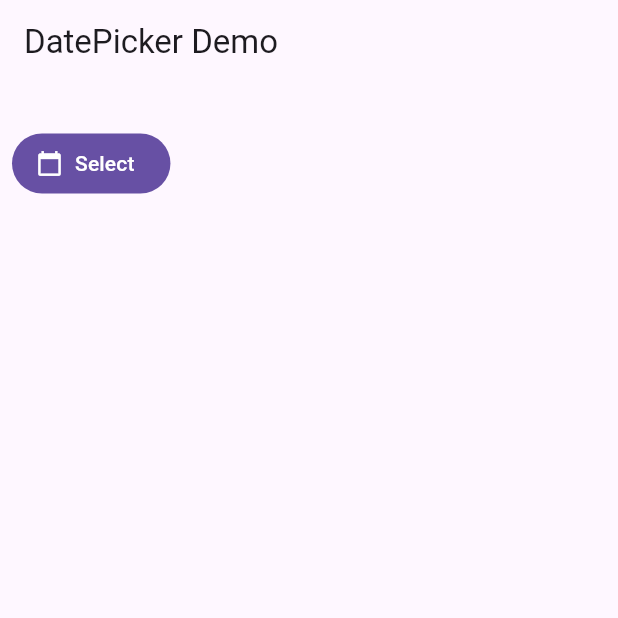
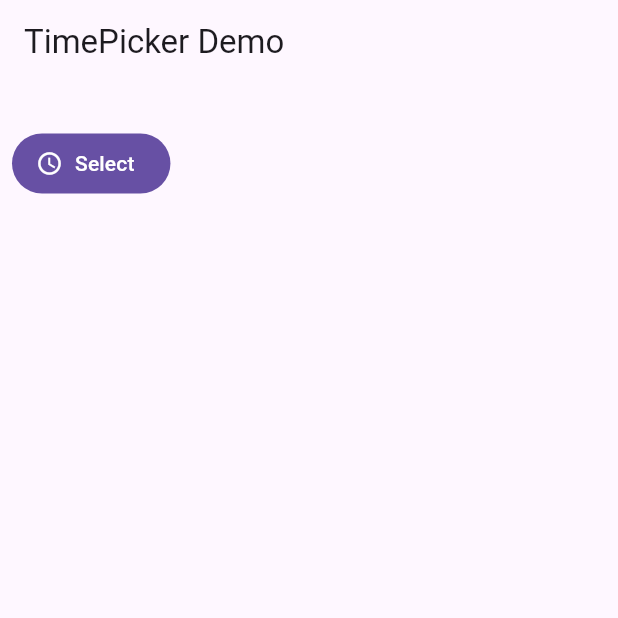
Before and after one commit to Mondanai/App, a Flutter app: the screen it shows after launch, on a phone screen of 412 x 824 dp, the top half of it. Run offline on Flutter 3.47's test engine with Material 3 defaults, Android fonts, the light colour scheme and no system bars.

Commit message:
timepickerdemo

```diff
--- a/lib/main.dart
+++ b/lib/main.dart
@@ -1,7 +1,8 @@
 import 'package:flutter/material.dart';
-import 'package:flutter_application_week5/week7/datepickerdemo.dart';
+import 'package:flutter_application_week5/week7/timepickerdemo.dart';
+
 
 
 void main() {
-  runApp(MaterialApp(debugShowCheckedModeBanner: false, home: DatePickerDemo()));
+  runApp(MaterialApp(debugShowCheckedModeBanner: false, home: TimePickerDemo()));
 }
--- /dev/null
+++ b/lib/week7/timepickerdemo.dart
@@ -0,0 +1,51 @@
+import 'package:flutter/material.dart';
+
+
+class TimePickerDemo extends StatefulWidget {
+  const TimePickerDemo({super.key});
+
+
+  @override
+  State<TimePickerDemo> createState() => _TimePickerDemoState();
+}
+
+
+class _TimePickerDemoState extends State<TimePickerDemo> {
+  String _time = '';
+
+
+  void selectTime() async {
+    TimeOfDay? td = await showTimePicker(
+      context: context,
+      initialTime: TimeOfDay.now(),
+    );
+    if (td != null) {
+      setState(() {
+        _time = '${td.hour}:${td.minute}';
+      });
+    }
+  }
+
+
+  @override
+  Widget build(BuildContext context) {
+    return Scaffold(
+      appBar: AppBar(
+        title: const Text('TimePicker Demo'),
+      ),
+      body: Padding(
+        padding: const EdgeInsets.all(8.0),
+        child: Column(
+          children: [
+            Text(_time),
+            FilledButton.icon(
+              onPressed: selectTime,
+              icon: const Icon(Icons.access_time),
+              label: const Text('Select'),
+            ),
+          ],
+        ),
+      ),
+    );
+  }
+}
```
